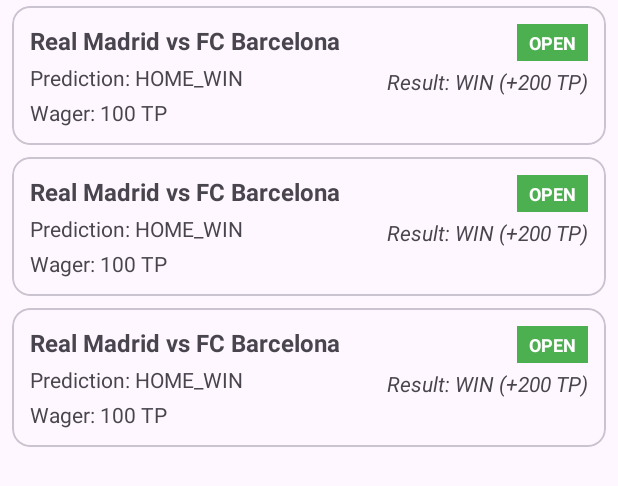
After one commit to tmajaraunga/final_project_3_tradetactix, an Android app: the layout fragment_my_trades.xml on its own in the app's theme, with its tools: preview values and no code run, on a phone screen of 412 x 824 dp. The commit adds this screen. Shown: the top 486 px of the screen. Run offline under Robolectric (Android 15) with nearby library versions, the phone set to English and light mode, and no system bars.

Commit message:
Final Commit - App fully functional for a demo at least.

```diff
--- a/app/src/main/java/com/example/finalproject3/MatchDetailFragment.java
+++ b/app/src/main/java/com/example/finalproject3/MatchDetailFragment.java
@@ -123,6 +123,7 @@ public class MatchDetailFragment extends Fragment {
             newTradeData.put("tradeType", type.name());
             newTradeData.put("amount", tradeAmount);
             newTradeData.put("status", "OPEN");
+            newTradeData.put("timestamp", com.google.firebase.Timestamp.now());
 
             transaction.set(tradeDocRef, newTradeData);
 
--- /dev/null
+++ b/app/src/main/res/layout/fragment_my_trades.xml
@@ -0,0 +1,8 @@
+<?xml version="1.0" encoding="utf-8"?>
+<androidx.recyclerview.widget.RecyclerView xmlns:android="http://schemas.android.com/apk/res/android"
+    xmlns:tools="http://schemas.android.com/tools"
+    android:id="@+id/recyclerView_trades"
+    android:layout_width="match_parent"
+    android:layout_height="match_parent"
+    tools:context=".MyTradesFragment"
+    tools:listitem="@layout/trade_item"/>
--- /dev/null
+++ b/app/src/main/res/layout/trade_item.xml
@@ -0,0 +1,71 @@
+<?xml version="1.0" encoding="utf-8"?>
+<com.google.android.material.card.MaterialCardView xmlns:android="http://schemas.android.com/apk/res/android"
+    xmlns:app="http://schemas.android.com/apk/res-auto"
+    xmlns:tools="http://schemas.android.com/tools"
+    android:layout_width="match_parent"
+    android:layout_height="wrap_content"
+    android:layout_marginHorizontal="8dp"
+    android:layout_marginVertical="4dp">
+
+    <androidx.constraintlayout.widget.ConstraintLayout
+        android:layout_width="match_parent"
+        android:layout_height="wrap_content"
+        android:padding="12dp">
+
+        <TextView
+            android:id="@+id/trade_item_match_info"
+            android:layout_width="0dp"
+            android:layout_height="wrap_content"
+            android:textSize="16sp"
+            android:textStyle="bold"
+            app:layout_constraintEnd_toStartOf="@+id/trade_item_status"
+            app:layout_constraintStart_toStartOf="parent"
+            app:layout_constraintTop_toTopOf="parent"
+            tools:text="Real Madrid vs FC Barcelona" />
+
+        <TextView
+            android:id="@+id/trade_item_prediction"
+            android:layout_width="wrap_content"
+            android:layout_height="wrap_content"
+            android:layout_marginTop="4dp"
+            app:layout_constraintStart_toStartOf="parent"
+            app:layout_constraintTop_toBottomOf="@id/trade_item_match_info"
+            tools:text="Prediction: HOME_WIN" />
+
+        <TextView
+            android:id="@+id/trade_item_amount"
+            android:layout_width="wrap_content"
+            android:layout_height="wrap_content"
+            android:layout_marginTop="4dp"
+            app:layout_constraintStart_toStartOf="parent"
+            app:layout_constraintTop_toBottomOf="@id/trade_item_prediction"
+            tools:text="Wager: 100 TP" />
+
+        <TextView
+            android:id="@+id/trade_item_status"
+            android:layout_width="wrap_content"
+            android:layout_height="wrap_content"
+            android:paddingHorizontal="8dp"
+            android:paddingVertical="4dp"
+            android:textSize="12sp"
+            android:textStyle="bold"
+            app:layout_constraintEnd_toEndOf="parent"
+            app:layout_constraintTop_toTopOf="parent"
+            tools:background="#4CAF50"
+            tools:text="OPEN"
+            tools:textColor="@android:color/white" />
+
+        <TextView
+            android:id="@+id/trade_item_result"
+            android:layout_width="wrap_content"
+            android:layout_height="wrap_content"
+            android:layout_marginTop="4dp"
+            android:textStyle="italic"
+            android:visibility="gone"
+            app:layout_constraintEnd_toEndOf="parent"
+            app:layout_constraintTop_toBottomOf="@+id/trade_item_status"
+            tools:text="Result: WIN (+200 TP)"
+            tools:visibility="visible" />
+
+    </androidx.constraintlayout.widget.ConstraintLayout>
+</com.google.android.material.card.MaterialCardView>
--- a/app/src/main/res/menu/main_menu.xml
+++ b/app/src/main/res/menu/main_menu.xml
@@ -9,4 +9,8 @@
         android:id="@+id/action_sign_out"
         android:title="Sign Out"
         app:showAsAction="never" />
+    <item
+        android:id="@+id/action_my_trades"
+        android:title="My Trades"
+        app:showAsAction="never" />
 </menu>
```
Also changed, not shown: app/src/main/java/com/example/finalproject3/MatchListFragment.java (+38 -12 lines), app/src/main/java/com/example/finalproject3/MyTradesFragment.java (added, +52 -0 lines), app/src/main/java/com/example/finalproject3/MyTradesViewModel.java (added, +43 -0 lines), app/src/main/java/com/example/finalproject3/Trade.java (+18 -12 lines), app/src/main/java/com/example/finalproject3/TradeAdapter.java (added, +98 -0 lines), app/src/main/res/navigation/nav_graph.xml (+9 -1 lines).
